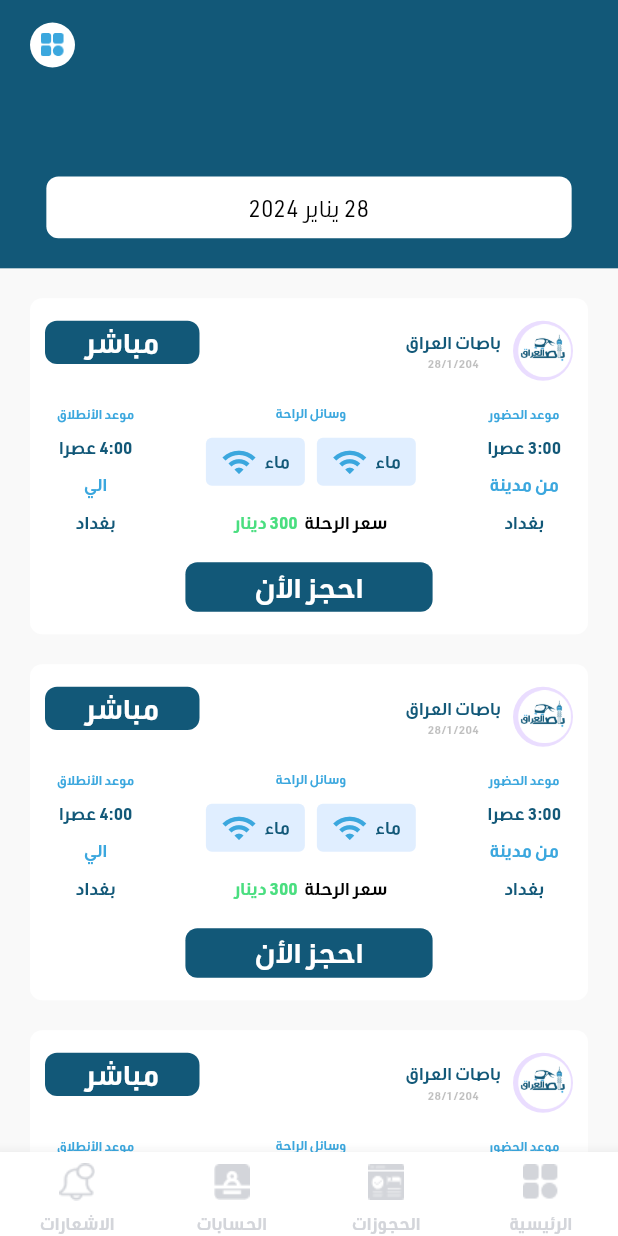
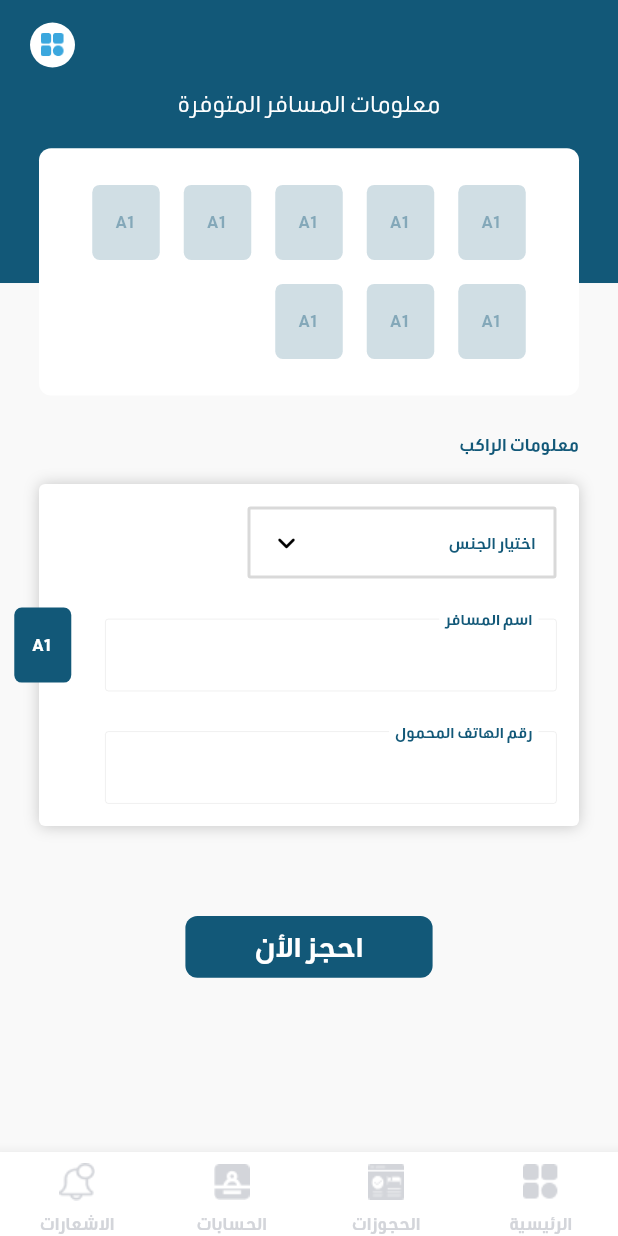
Before and after one commit to sleem2012/bus_irag, a Flutter app: the MainNavPages screen opened directly, after a tap on "حجوزات مباشرة", after a tap on "أبحث الأن", after a tap on "احجز الأن", on a phone screen of 412 x 824 dp. Run offline on Flutter 3.47's test engine with Material 3 defaults, Android fonts, the light colour scheme and no system bars; drawn by our look-alikes of animated_bottom_navigation_bar, extended_image; our stand-ins replace args, awesome_dialog, azlistview, cached_network_image, carousel_slider, connectivity_plus and 19 more; missing offline and left inert: cached_network_svg_image, syncfusion_flutter_core; accounts and stored records are empty; generated files the repository leaves out were written again; statements that could not run were skipped; project files that could hold a hidden picture were left out.

Commit message:
add passenger info

```diff
--- a/lib/shared/route/nav_helper.dart
+++ b/lib/shared/route/nav_helper.dart
@@ -2,20 +2,27 @@ import 'package:flutter/material.dart';
 
 import '../../logic/main_view/main_view_bloc.dart';
 
-class NavHelper{
+class NavHelper {
   static BuildContext? _context;
   static NavHelper? _instance;
+
   static NavHelper of(BuildContext context) {
     _context = context;
     return _instance ?? NavHelper._internal();
   }
+
   NavHelper._internal() {
     _instance = this;
   }
 
-  void get goHome=>MainViewBloc.of(_context!).navTaped(0);
-  void get navigateToNotification=>MainViewBloc.of(_context!).navTaped(3);
-  void get navigateToDirectReservation=>MainViewBloc.of(_context!).navTaped(4);
-  void get navigateToAvailableTrips=>MainViewBloc.of(_context!).navTaped(5);
+  void get goHome => MainViewBloc.of(_context!).navTaped(0);
 
+  void get navigateToNotification => MainViewBloc.of(_context!).navTaped(3);
+
+  void get navigateToDirectReservation =>
+      MainViewBloc.of(_context!).navTaped(4);
+
+  void get navigateToAvailableTrips => MainViewBloc.of(_context!).navTaped(5);
+
+  void get navigateToPassengerInfo => MainViewBloc.of(_context!).navTaped(6);
 }
--- a/lib/shared/theme/helper.dart
+++ b/lib/shared/theme/helper.dart
@@ -251,20 +251,32 @@ class KHelperGetters {
       borderRadius: BorderRadius.circular(2),
     );
   }
+
   BoxDecoration get titledContainer {
     return BoxDecoration(
       color: KColors.whiteColor,
-
       borderRadius: BorderRadius.circular(8),
     );
   }
+
+  BoxDecoration get shadowContainer {
+    return BoxDecoration(
+        color: KColors.whiteColor,
+        borderRadius: BorderRadius.circular(4),
+        boxShadow: [
+          BoxShadow(
+            color: KColors.blackColor.withOpacity(.2),
+            blurRadius: 8,
+          )
+        ]);
+  }
+
   BoxDecoration get dateContainer {
     return BoxDecoration(
-      // color: KColors.lightGreyColor,
+        // color: KColors.lightGreyColor,
 
-      borderRadius: BorderRadius.circular(2),
-      border: Border.all(color: KColors.lightBlueColor,width: 1)
-    );
+        borderRadius: BorderRadius.circular(2),
+        border: Border.all(color: KColors.lightBlueColor, width: 1));
   }
 
   Border get eBorder => Border.all(color: KColors.errorD, width: 1);
@@ -343,7 +355,6 @@ class KHelperGetters {
             fontSize: 13,
             fontFamily: 'URW-DIN-Arabic',
             fontWeight: FontWeight.bold,
-
           )),
     );
   }
--- /dev/null
+++ b/lib/shared/widgets/selectable_container.dart
@@ -0,0 +1,57 @@
+import 'package:bus_iraq2/shared/theme/colors.dart';
+import 'package:bus_iraq2/shared/theme/text_theme.dart';
+import 'package:flutter/material.dart';
+
+class SelectableContainer extends StatelessWidget {
+  final String? text;
+  final Widget? child;
+  final EdgeInsets margin;
+  final EdgeInsets? padding;
+  final bool isSelected;
+  final ValueChanged<bool>? onSelected;
+  final double? width;
+
+  const SelectableContainer({
+    Key? key,
+    this.text,
+    this.isSelected = false,
+    this.child,
+    this.margin = EdgeInsets.zero,
+    this.padding,
+    this.onSelected, this.width,
+  }) : super(key: key);
+
+  @override
+  Widget build(BuildContext context) {
+    final animatedWidget = AnimatedContainer(
+      duration: const Duration(milliseconds: 200),
+      width: width??45,
+      height: 50,
+      margin: margin,
+      padding:
+          padding ?? const EdgeInsets.symmetric(horizontal: 8, vertical: 4),
+      decoration: BoxDecoration(
+        color:
+            isSelected ? KColors.mainColor : KColors.mainColor.withOpacity(.2),
+        borderRadius: BorderRadius.circular(5),
+      ),
+      child: Center(
+        child: child ??
+            Text(text ?? '',
+                style: isSelected
+                    ? KTextStyle.of(context).ten
+                    : KTextStyle.of(context)
+                        .ten
+                        .copyWith(color: KColors.mainColor.withOpacity(.4))),
+      ),
+    );
+    if (onSelected == null) {
+      return animatedWidget;
+    }
+
+    return GestureDetector(
+      onTap: () => onSelected!(!isSelected),
+      child: animatedWidget,
+    );
+  }
+}
--- a/lib/shared/widgets/text_field.dart
+++ b/lib/shared/widgets/text_field.dart
@@ -13,7 +13,7 @@ class KTextFormField extends StatelessWidget {
   final Widget? suffixIcon, prefixIcon;
   final String? hintText, errorText, labelText,upperTitle;
   final bool autofocus, enabled, expanded;
-  final double? kWidth, height;
+  final double? width, height;
   final int? maxLines;
   final bool obscureText;
   final String? initVal;
@@ -36,7 +36,7 @@ class KTextFormField extends StatelessWidget {
     this.autofocus = false,
     this.prefixIcon,
     this.enabled = true,
-    this.kWidth,
+    this.width,
     this.height,
     this.maxLines,
     this.formatter,
@@ -51,7 +51,7 @@ class KTextFormField extends StatelessWidget {
   Widget build(BuildContext context) {
     return SizedBox(
       height: height,
-      width: kWidth,
+      width: width,
       child: Column(
         crossAxisAlignment: CrossAxisAlignment.start,
         children: [
--- a/lib/views/main_screen/main_screen.dart
+++ b/lib/views/main_screen/main_screen.dart
@@ -9,6 +9,7 @@ import '../../logic/main_view/main_view_bloc.dart';
 import '../../shared/theme/colors.dart';
 import '../reservation/available_trips.dart';
 import '../reservation/direct_reservation.dart';
+import '../reservation/passenger_info_form.dart';
 
 class MainNavPages extends StatelessWidget {
   const MainNavPages({Key? key}) : super(key: key);
@@ -39,6 +40,7 @@ class MainNavPages extends StatelessWidget {
                 Container(),
                 const DirectReservation(), //direct reserve
                 const AvailableTrips(),
+                const PassengerInfoForm(),
               ],
             ),
             bottomNavigationBar: AnimatedBottomNavigationBar.builder(
--- /dev/null
+++ b/lib/views/reservation/passenger_info_form.dart
@@ -0,0 +1,185 @@
+import 'package:bus_iraq2/shared/extensions.dart';
+import 'package:bus_iraq2/shared/theme/helper.dart';
+import 'package:bus_iraq2/shared/theme/text_theme.dart';
+import 'package:bus_iraq2/shared/widgets/custom_button.dart';
+import 'package:bus_iraq2/shared/widgets/drop_down.dart';
+import 'package:bus_iraq2/shared/widgets/text_field.dart';
+import 'package:flutter/material.dart';
+import 'package:get/get.dart';
+
+import '../../shared/localization/trans.dart';
+import '../../shared/theme/colors.dart';
+import '../../shared/widgets/selectable_container.dart';
+import '../../shared/widgets/titled_container.dart';
+import 'widget/available_trip_card.dart';
+
+class PassengerInfoForm extends StatelessWidget {
+  const PassengerInfoForm({super.key});
+
+  @override
+  Widget build(BuildContext context) {
+    return Stack(
+      clipBehavior: Clip.antiAliasWithSaveLayer,
+      children: [
+        Column(
+          children: [
+            Text(
+              "معلومات المسافر المتوفرة",
+              style: KTextStyle.of(context)
+                  .fifteen
+                  .copyWith(fontWeight: FontWeight.w400),
+            ),
+            110.h,
+            Expanded(
+              child: Container(
+                  color: KColors.backgroundD,
+                  width: double.infinity,
+                  child: SingleChildScrollView(
+                    padding: const EdgeInsets.symmetric(horizontal: 26),
+                    child: Column(
+                      crossAxisAlignment: CrossAxisAlignment.start,
+                      children: [
+                        100.h,
+                        Text(
+                          "معلومات الراكب",
+                          style: KTextStyle.of(context)
+                              .ten
+                              .copyWith(color: KColors.mainColor),
+                        ),
+                        18.h,
+                        Stack(
+                          clipBehavior: Clip.none,
+                          children: [
+                            Container(
+                              decoration: KHelper.of(context).shadowContainer,
+                              width: double.infinity,
+                              padding: const EdgeInsets.all(15),
+                              child: Column(
+                                crossAxisAlignment: CrossAxisAlignment.start,
+                                children: [
+                                  SizedBox(
+                                    width: Get.width * .5,
+                                    child: KDropdownBtn(
+                                        hintColor: KColors.mainColor,
+                                        btnDecoration: KHelper.of(context)
+                                            .textFieldDecoration
+                                            .copyWith(
+                                                border: Border.all(
+                                                    color:
+                                                        KColors.vDividerColor,
+                                                    width: 2)),
+                                        title: "اختيار الجنس",
+                                        onChanged: (p0) {},
+                                        items: []),
+                                  ),
+                                  KTextFormField(
+                                    labelText: "اسم المسافر",
+                                    width: Get.width * .73,
+                                    validator: (p0) {
+                                      if (p0!.isEmpty) {
+                                        return Tr.get.field_required;
+                                      }
+                                      return null;
+                                    },
+                                  ),
+                                  KTextFormField(
+                                    labelText: "رقم الهاتف المحمول",
+                                    width: Get.width * .73,
+                                    keyboardType: TextInputType.phone,
+                                    validator: (p0) {
+                                      if (p0!.isEmpty) {
+                                        return Tr.get.field_required;
+                                      }
+                                      return null;
+                                    },
+                                  ),
+                                ],
+                              ),
+                            ),
+                            Positioned(
+                              left: -Get.width * .04,
+                              top: Get.height * .1,
+                              // bottom:Get.height * .4 ,
+                              child: SelectableContainer(
+                                width: 38,
+                                isSelected: true,
+                                text: "A1",
+                              ),
+                            )
+                          ],
+                        ),
+                        60.h,
+                        Center(
+                          child: KButton(
+                            width: Get.width*.4,
+                            hieght: Get.height*.05,
+                            title: "احجز الأن",
+                            onPressed: () {},
+                          ),
+                        )
+                      ],
+                    ),
+                  )),
+            ),
+          ],
+        ),
+        ChooseSeatContainer(
+          onSelected: (value) {},
+        )
+      ],
+    );
+  }
+}
+
+class ChooseSeatContainer extends StatefulWidget {
+  const ChooseSeatContainer({super.key, required this.onSelected});
+
+  final ValueChanged<int> onSelected;
+
+  @override
+  State<ChooseSeatContainer> createState() => _ChooseSeatContainerState();
+}
+
+class _ChooseSeatContainerState extends State<ChooseSeatContainer> {
+  int selectedSeat = -1;
+
+  @override
+  Widget build(BuildContext context) {
+    return Positioned(
+      top: Get.height * .05,
+      left: 26,
+      right: 26,
+      child: Center(
+        child: Container(
+          width: Get.width,
+          height: Get.height * .2,
+          decoration: KHelper.of(context).roundedContainer.copyWith(
+              color: KColors.whiteColor,
+              borderRadius: BorderRadius.circular(8)),
+          // padding: EdgeInsets.all(50),
+          child: Center(
+            child: Wrap(
+              crossAxisAlignment: WrapCrossAlignment.center,
+              children: List.generate(
+                8,
+                (index) => Padding(
+                  padding: const EdgeInsets.all(8.0),
+                  child: SelectableContainer(
+                    text: "A1",
+                    isSelected: selectedSeat == index,
+                    onSelected: (value) {
+                      setState(() {
+                        selectedSeat = index;
+                      });
+                      widget.onSelected(selectedSeat);
+                    },
+                  ),
+                ),
+              ),
+            ),
+          ),
+        ),
+      ),
+    );
+  }
+}
--- a/lib/views/reservation/widget/available_trip_card.dart
+++ b/lib/views/reservation/widget/available_trip_card.dart
@@ -1,4 +1,5 @@
 import 'package:bus_iraq2/shared/extensions.dart';
+import 'package:bus_iraq2/shared/route/nav_helper.dart';
 import 'package:flutter/material.dart';
 import 'package:get/get.dart';
 
@@ -159,7 +160,9 @@ class AvailableTripCard extends StatelessWidget {
           Center(
             child: KButton(
               title: "احجز الأن",
-              onPressed: () {},
+              onPressed: () {
+                NavHelper.of(context).navigateToPassengerInfo;
+              },
               width: Get.width * .4,
               // isLoading: true,
               hieght: Get.height * .04,
```
